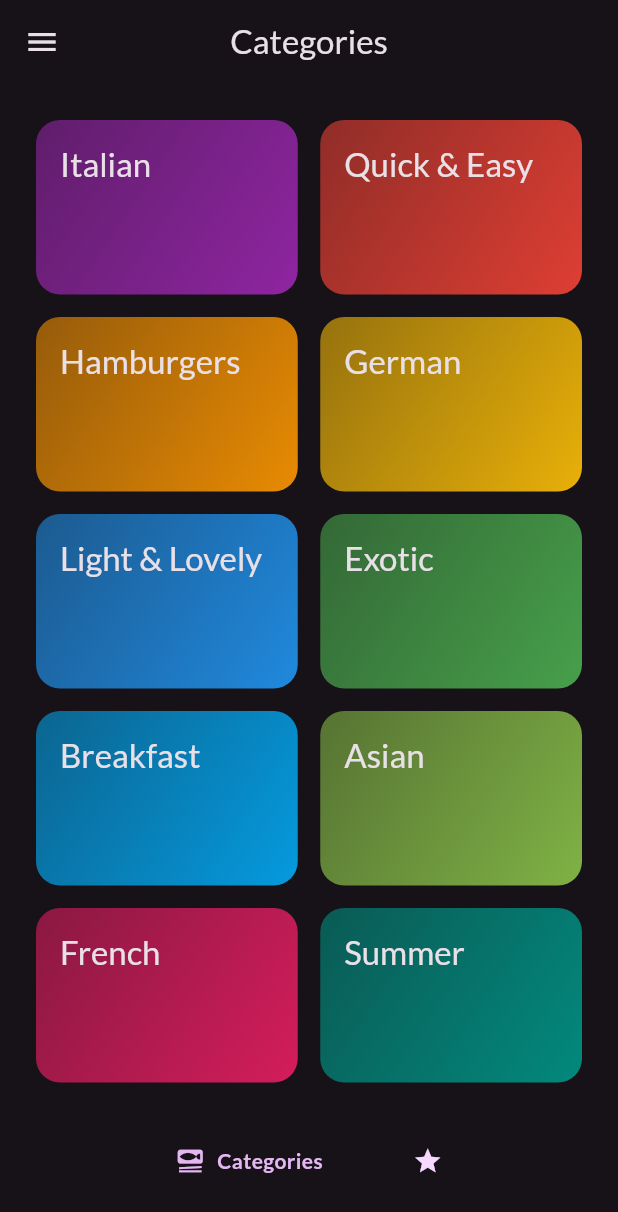
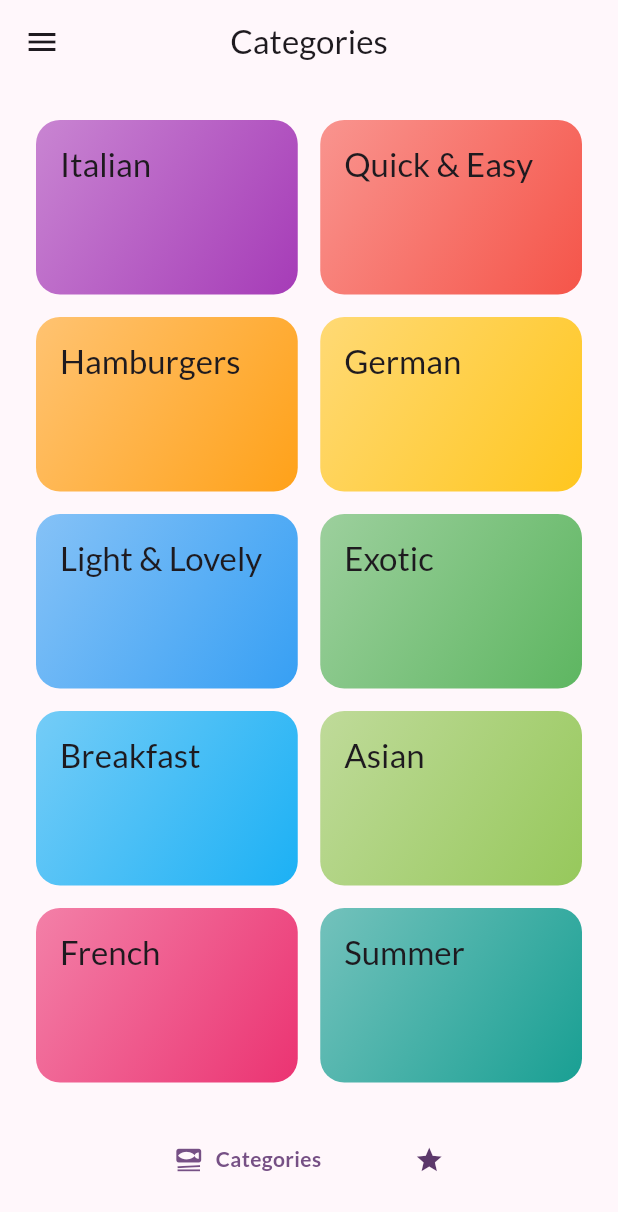
Before and after one commit to Sicx6/flutter-meals-apps, a Flutter app: the screen it shows after launch, on a phone screen of 412 x 824 dp. Shown: the top 1212 px of the screen. Run offline on Flutter 3.47's test engine with Material 2 defaults, Android fonts, the phone set to English and light mode, and no system bars; drawn by our look-alikes of google_nav_bar; our stand-ins replace flutter_riverpod, google_fonts, transparent_image.

Commit message:
add animation and dark&light theme

```diff
--- a/lib/main.dart
+++ b/lib/main.dart
@@ -4,7 +4,7 @@ import 'package:flutter_riverpod/flutter_riverpod.dart';
 
 import 'package:google_fonts/google_fonts.dart';
 
-final theme = ThemeData(
+final themedark = ThemeData(
   appBarTheme: const AppBarTheme().copyWith(centerTitle: true),
   useMaterial3: true,
   colorScheme: ColorScheme.fromSeed(
@@ -15,16 +15,16 @@ final theme = ThemeData(
   textTheme: GoogleFonts.latoTextTheme(),
 );
 
-// final themeLight = ThemeData(
-//   appBarTheme: const AppBarTheme().copyWith(centerTitle: true),
-//   useMaterial3: true,
-//   colorScheme: ColorScheme.fromSeed(
-//     brightness: Brightness.light,
-//     seedColor: Color.fromARGB(255, 94, 0, 131),
-//     // const Color.fromARGB(255, 131, 57, 0),
-//   ),
-//   textTheme: GoogleFonts.latoTextTheme(),
-// );
+final themeLight = ThemeData(
+  appBarTheme: const AppBarTheme().copyWith(centerTitle: true),
+  useMaterial3: true,
+  colorScheme: ColorScheme.fromSeed(
+    brightness: Brightness.light,
+    seedColor: Color.fromARGB(255, 94, 0, 131),
+    // const Color.fromARGB(255, 131, 57, 0),
+  ),
+  textTheme: GoogleFonts.latoTextTheme(),
+);
 
 void main() {
   runApp(const ProviderScope(child: App()));
@@ -37,7 +37,8 @@ class App extends StatelessWidget {
   Widget build(BuildContext context) {
     return MaterialApp(
       debugShowCheckedModeBanner: false,
-      theme: theme,
+      theme: themeLight,
+      darkTheme: themedark,
       // darkTheme: theme,
       home: const TabScreen(), // Todo ...,
     );
--- a/lib/screens/category_screen.dart
+++ b/lib/screens/category_screen.dart
@@ -5,14 +5,41 @@ import 'package:flutter_meals_apps/models/meals.dart';
 import 'package:flutter_meals_apps/screens/meals_screen.dart';
 import 'package:flutter_meals_apps/widgets/categories_grid_items.dart';
 
-class CategoriesScreen extends StatelessWidget {
-  const CategoriesScreen({super.key,required this.availableMeals});
-
+class CategoriesScreen extends StatefulWidget {
+  const CategoriesScreen({super.key, required this.availableMeals});
 
   final List<Meal> availableMeals;
 
+  @override
+  State<CategoriesScreen> createState() => _CategoriesScreenState();
+}
+
+class _CategoriesScreenState extends State<CategoriesScreen>
+    with SingleTickerProviderStateMixin {
+  late AnimationController _animationController;
+
+  @override
+  void initState() {
+    super.initState();
+
+    _animationController = AnimationController(
+      vsync: this,
+      duration: const Duration(milliseconds: 300),
+      lowerBound: 0,
+      upperBound: 1,
+    );
+
+    _animationController.forward();
+  }
+
+  @override
+  void dispose() {
+    _animationController.dispose();
+    super.dispose();
+  }
+
   void _selectCategory(BuildContext context, Category category) {
-    final filterMeals = availableMeals
+    final filterMeals = widget.availableMeals
         .where((meal) => meal.categories.contains(category.id))
         .toList();
 
@@ -21,7 +48,6 @@ class CategoriesScreen extends StatelessWidget {
         return MealsScreen(
           title: category.title,
           meals: filterMeals,
-
         );
       },
     ));
@@ -30,7 +56,17 @@ class CategoriesScreen extends StatelessWidget {
   @override
   Widget build(BuildContext context) {
     return Scaffold(
-        body: GridView(
+      body: AnimatedBuilder(
+        animation: _animationController,
+        builder: (context, child) => SlideTransition(
+          position: Tween(
+            begin: const Offset(0, 0.3),
+            end: const Offset(0, 0),
+          ).animate(CurvedAnimation(
+              parent: _animationController, curve: Curves.easeInOutCirc)),
+          child: child,
+        ),
+        child: GridView(
           padding: const EdgeInsets.all(24),
           gridDelegate: const SliverGridDelegateWithFixedCrossAxisCount(
             crossAxisCount: 2,
@@ -46,6 +82,8 @@ class CategoriesScreen extends StatelessWidget {
               .toList(),
           // for (var category in availableCategories)
           //   CategoryGridItem(category: category)
-    ));
+        ),
+      ),
+    );
   }
 }
--- a/lib/screens/tabs.dart
+++ b/lib/screens/tabs.dart
@@ -79,16 +79,15 @@ class _TabScreenState extends ConsumerState<TabScreen> {
               tabBorderRadius: 12,
               curve: Curves.easeInCubic,
               duration: const Duration(milliseconds: 700),
+              tabBorder: Border.all(
+                  color: Theme.of(context).colorScheme.background, width: 1),
               rippleColor: Theme.of(context).colorScheme.background,
               color: Theme.of(context).colorScheme.onPrimaryContainer,
               activeColor: Theme.of(context).colorScheme.primary,
               tabBackgroundGradient: LinearGradient(
                 colors: [
                   Theme.of(context).colorScheme.background,
-                  Theme.of(context)
-                      .colorScheme
-                      .primaryContainer
-                      .withOpacity(0.2),
+                  Theme.of(context).colorScheme.primary.withOpacity(0.2),
                 ],
                 begin: Alignment.topLeft,
                 end: Alignment.bottomRight,
```
Also changed, not shown: lib/screens/meal_details_screen.dart (+18 -2 lines), lib/widgets/meals_item.dart (+9 -6 lines). Lines whose indentation alone changed are shown as unchanged.
